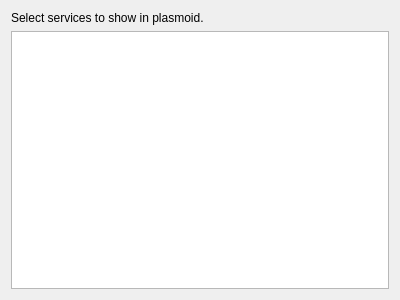
This is branches/tasma-2009/service-manager/plasmoid/systemservices/contents/ui/config.ui in pars-linux/uludag as Qt 5 draws it before an edit. The edited form follows.
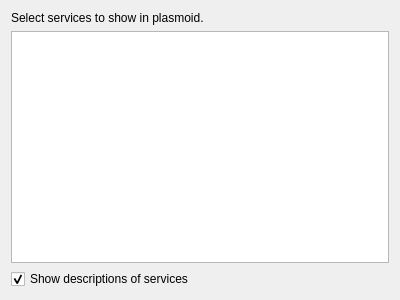
This is the edited form.

Commit message: * Added a config option to show or hide the description of the service item widgets    It is a good option to make more place for more service to show

```diff
--- a/branches/tasma-2009/service-manager/plasmoid/systemservices/contents/ui/config.ui
+++ b/branches/tasma-2009/service-manager/plasmoid/systemservices/contents/ui/config.ui
@@ -23,6 +23,16 @@
    <item row="1" column="0" colspan="2" >
     <widget class="QListWidget" name="serviceList" />
    </item>
+   <item row="2" column="0" colspan="2" >
+    <widget class="QCheckBox" name="showDesc" >
+     <property name="text" >
+      <string>Show descriptions of services</string>
+     </property>
+     <property name="checked" >
+      <bool>true</bool>
+     </property>
+    </widget>
+   </item>
   </layout>
  </widget>
  <resources/>
```
The commit also changes 3 other files.
